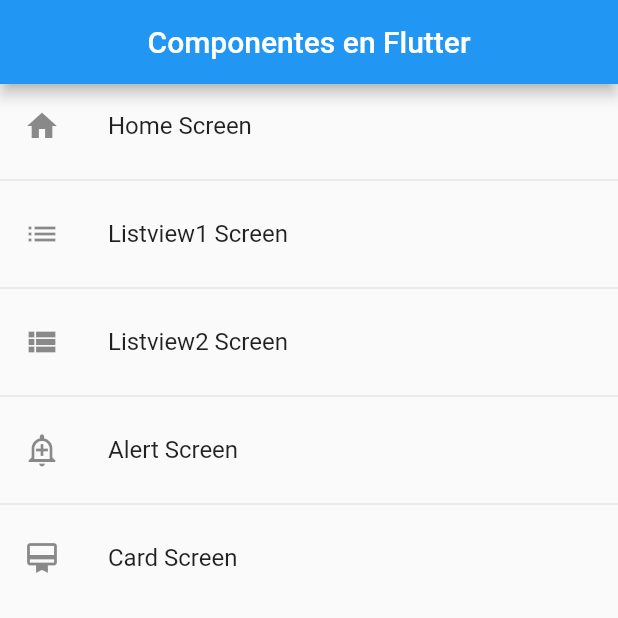
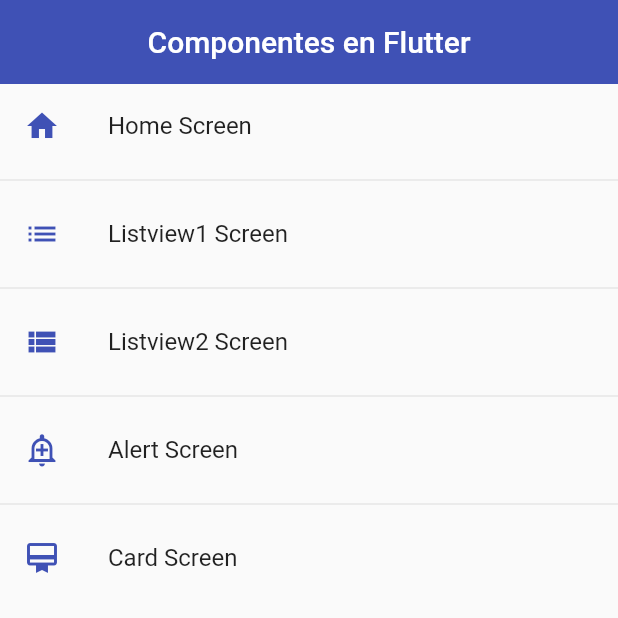
Before and after one commit to gomezaf/fl_components, a Flutter app: the screen it shows after launch, on a phone screen of 412 x 824 dp, the top half of it. Run offline on Flutter 3.47's test engine with Material 2 defaults, Android fonts, the phone set to English and light mode, and no system bars.

Commit message:
learn about implement theme

```diff
--- a/lib/main.dart
+++ b/lib/main.dart
@@ -1,3 +1,4 @@
+import 'package:fl_components/theme/app_theme.dart';
 import 'package:flutter/material.dart';
 
 import 'package:fl_components/router/app_routes.dart';
@@ -10,11 +11,11 @@ class MyApp extends StatelessWidget {
   @override
   Widget build(BuildContext context) {
     return MaterialApp(
-      debugShowCheckedModeBanner: false,
-      title: 'Material App',
-      initialRoute: AppRoutes.initialRoute,
-      routes: AppRoutes.getAppRoutes(),
-      onGenerateRoute: AppRoutes.onGenerateRoute,
-    );
+        debugShowCheckedModeBanner: false,
+        title: 'Material App',
+        initialRoute: AppRoutes.initialRoute,
+        routes: AppRoutes.getAppRoutes(),
+        onGenerateRoute: AppRoutes.onGenerateRoute,
+        theme: AppTheme.lightTheme);
   }
 }
--- a/lib/screens/home_screen.dart
+++ b/lib/screens/home_screen.dart
@@ -1,7 +1,8 @@
-import 'package:fl_components/router/app_routes.dart';
 import 'package:flutter/material.dart';
 // ignore: unused_import
 import 'package:fl_components/screens/screens.dart';
+import 'package:fl_components/router/app_routes.dart';
+import 'package:fl_components/theme/app_theme.dart';
 
 class HomeScreen extends StatelessWidget {
   const HomeScreen({Key? key}) : super(key: key);
@@ -14,7 +15,10 @@ class HomeScreen extends StatelessWidget {
           AppBar(title: const Center(child: Text('Componentes en Flutter'))),
       body: ListView.separated(
         itemBuilder: (context, i) => ListTile(
-          leading: Icon(menuOptions[i].icon),
+          leading: Icon(
+            menuOptions[i].icon,
+            color: AppTheme.primary,
+          ),
           title: Text(menuOptions[i].name),
           onTap: () {
             // Esta es una forma de navegar, aqui puedo controlar animacion de transicion y etc.
--- a/lib/screens/listview2_screen.dart
+++ b/lib/screens/listview2_screen.dart
@@ -8,8 +8,6 @@ class Listview2Screen extends StatelessWidget {
   Widget build(BuildContext context) {
     return Scaffold(
         appBar: AppBar(
-          elevation: 0,
-          backgroundColor: Colors.indigo,
           title: const Center(child: Text('Listview 2')),
         ),
         body: ListView.separated(
--- /dev/null
+++ b/lib/theme/app_theme.dart
@@ -0,0 +1,25 @@
+import 'package:flutter/material.dart';
+
+class AppTheme {
+  static const Color primary = Colors.indigo;
+
+  static final ThemeData lightTheme = ThemeData.light().copyWith(
+      // color primario
+      primaryColor: primary,
+      // appBar theme
+      appBarTheme: const AppBarTheme(
+        color: primary,
+        elevation: 0,
+      ));
+
+  static final ThemeData darkTheme = ThemeData.dark().copyWith(
+    // color primario
+    primaryColor: primary,
+    // appBar theme
+    appBarTheme: const AppBarTheme(
+      color: primary,
+      elevation: 0,
+    ),
+    scaffoldBackgroundColor: Colors.black,
+  );
+}
```
